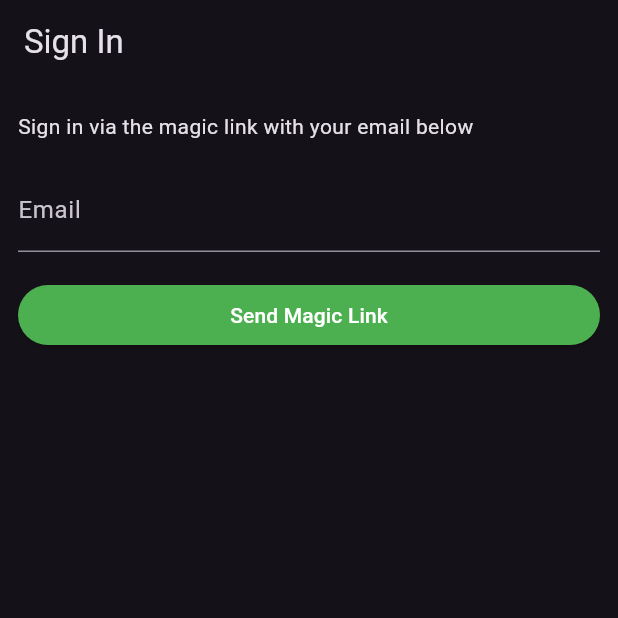
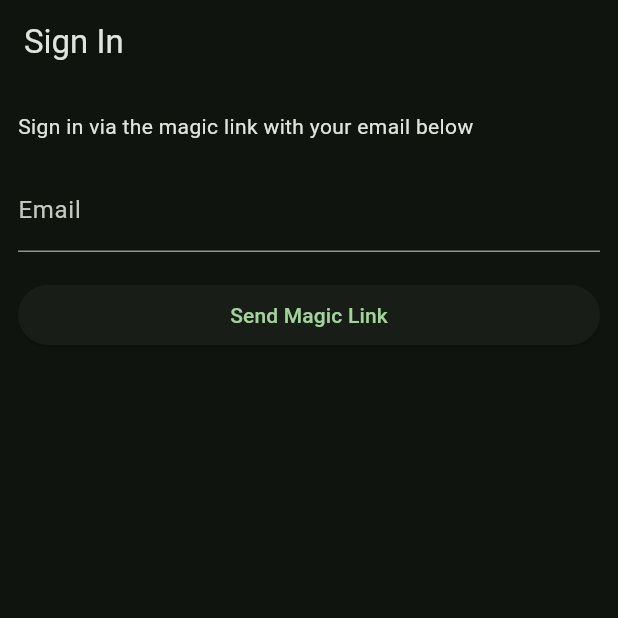
Before and after one commit to Org138/SQ, a Flutter app: the screen it shows after launch, on a phone screen of 412 x 824 dp, the top half of it. Run offline on Flutter 3.47's test engine with Material 3 defaults, Android fonts, the phone set to English and light mode, and no system bars; our stand-ins replace image_picker, supabase_flutter; accounts and stored records are empty.

Commit message:
Move to Material 3 and current Flutter APIs
- Theme: Material 3 (the default) with a dark colour scheme seeded from
  the app's green, replacing ThemeData.dark() and the removed
  ElevatedButton.styleFrom(primary:, onPrimary:).
- textTheme.subtitle2/caption -> titleSmall/bodySmall.
- Supabase.initialize(anonKey:) is deprecated; pass the same key as
  publishableKey (legacy anon keys are accepted).
- Super-parameter and library doc comment lint fixes in new code.

Co-Authored-By: Claude Opus 5.5 <noreply@anthropic.com>

```diff
--- a/lib/main.dart
+++ b/lib/main.dart
@@ -18,28 +18,25 @@ Future<void> main() async {
         'or --dart-define-from-file. See README.md.');
   }
 
+  // Accepts either a legacy anon key or a newer publishable key.
   await Supabase.initialize(
     url: supabaseUrl,
-    anonKey: supabaseAnonKey,
+    publishableKey: supabaseAnonKey,
   );
-  runApp(MyApp());
+  runApp(const MyApp());
 }
 
 class MyApp extends StatelessWidget {
-  // const MyApp({Key? key}) : super(key: key);
-  // This widget is the root of your application.
-  //
+  const MyApp({super.key});
 
   @override
   Widget build(BuildContext context) {
     return MaterialApp(
-      theme: ThemeData.dark().copyWith(
-        primaryColor: Colors.green,
-        elevatedButtonTheme: ElevatedButtonThemeData(
-          style: ElevatedButton.styleFrom(
-            onPrimary: Colors.white,
-            primary: Colors.green,
-          ),
+      // Material 3, dark, with the app's green as the seed colour.
+      theme: ThemeData(
+        colorScheme: ColorScheme.fromSeed(
+          seedColor: Colors.green,
+          brightness: Brightness.dark,
         ),
       ),
       initialRoute: '/',
--- a/lib/models/task.dart
+++ b/lib/models/task.dart
@@ -6,6 +6,7 @@
 /// enforces the same rules with triggers (see the
 /// enforce_task_dependency_gating migration), so direct API calls can't
 /// bypass them.
+library;
 
 enum TaskStatus {
   todo('todo', 'To do'),
```
Also changed, not shown: lib/pages/tasks_page.dart (+4 -5 lines).
